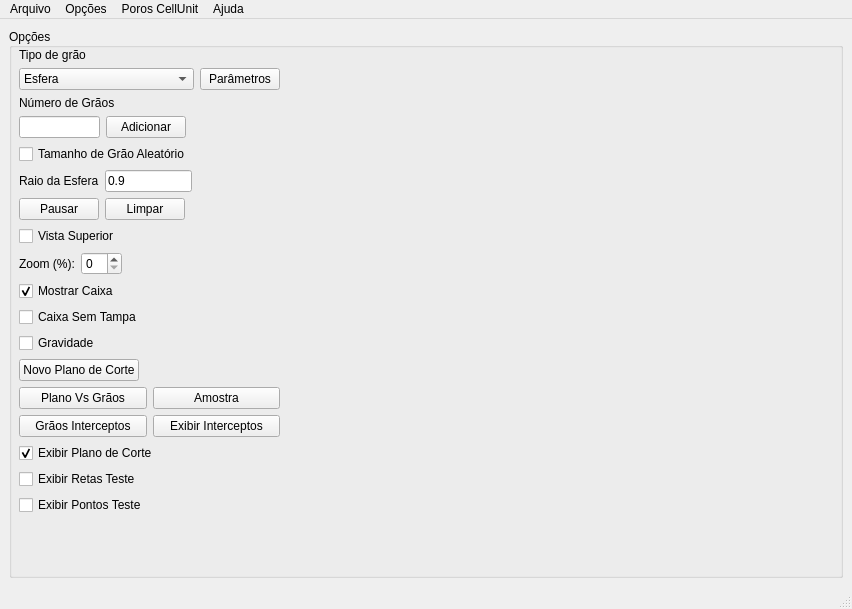
Qt form forms/gui.ui (lucassimao/Simulacao-Estereologica) before a commit.
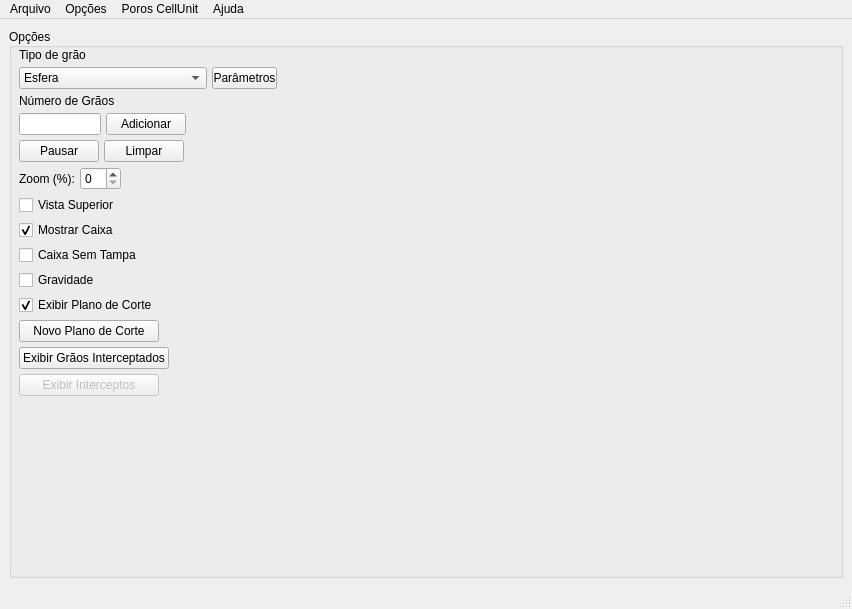
The same form after that commit. Icons and pictures are not drawn.

Commit message: Implementadao algumas alteracoes na GUI e implementado o calculo do intercepto para esferas

What changed in the file:
```diff
--- a/forms/gui.ui
+++ b/forms/gui.ui
@@ -96,10 +96,13 @@
            <x>10</x>
            <y>20</y>
            <width>261</width>
-           <height>501</height>
+           <height>553</height>
           </rect>
          </property>
          <layout class="QVBoxLayout" name="verticalLayout">
+          <property name="spacing">
+           <number>5</number>
+          </property>
           <item>
            <widget class="QLabel" name="label">
             <property name="text">
@@ -141,6 +144,12 @@
             </item>
             <item>
              <widget class="QPushButton" name="btnParametros">
+              <property name="maximumSize">
+               <size>
+                <width>65</width>
+                <height>16777215</height>
+               </size>
+              </property>
               <property name="cursor">
                <cursorShape>PointingHandCursor</cursorShape>
               </property>
@@ -205,51 +214,7 @@
            </layout>
           </item>
           <item>
-           <widget class="QCheckBox" name="checkBoxTamanhoGraoAleatorio">
-            <property name="cursor">
-             <cursorShape>PointingHandCursor</cursorShape>
-            </property>
-            <property name="text">
-             <string>Tamanho de Grão Aleatório</string>
-            </property>
-            <property name="tristate">
-             <bool>false</bool>
-            </property>
-           </widget>
-          </item>
-          <item>
-           <layout class="QHBoxLayout" name="horizontalLayout_4">
-            <item>
-             <widget class="QLabel" name="label_3">
-              <property name="text">
-               <string>Raio da Esfera</string>
-              </property>
-              <property name="buddy">
-               <cstring>textRaioEsfera</cstring>
-              </property>
-             </widget>
-            </item>
-            <item>
-             <widget class="QLineEdit" name="textRaioEsfera">
-              <property name="text">
-               <string>0.9</string>
-              </property>
-             </widget>
-            </item>
-            <item>
-             <spacer name="horizontalSpacer">
-              <property name="orientation">
-               <enum>Qt::Horizontal</enum>
-              </property>
-              <property name="sizeHint" stdset="0">
-               <size>
-                <width>108</width>
-                <height>20</height>
-               </size>
-              </property>
-             </spacer>
-            </item>
-           </layout>
+           <layout class="QHBoxLayout" name="horizontalLayout_4"/>
           </item>
           <item>
            <layout class="QHBoxLayout" name="horizontalLayout_5">
@@ -288,16 +253,6 @@
             </item>
            </layout>
           </item>
-          <item>
-           <widget class="QCheckBox" name="checkBoxVistaSuperior">
-            <property name="cursor">
-             <cursorShape>PointingHandCursor</cursorShape>
-            </property>
-            <property name="text">
-             <string>Vista Superior</string>
-            </property>
-           </widget>
-          </item>
           <item>
            <layout class="QHBoxLayout" name="horizontalLayout_6">
             <item>
@@ -329,6 +284,16 @@
             </item>
            </layout>
           </item>
+          <item>
+           <widget class="QCheckBox" name="checkBoxVistaSuperior">
+            <property name="cursor">
+             <cursorShape>PointingHandCursor</cursorShape>
+            </property>
+            <property name="text">
+             <string>Vista Superior</string>
+            </property>
+           </widget>
+          </item>
           <item>
            <widget class="QCheckBox" name="checkBoxMostrarCaixa">
             <property name="cursor">
@@ -365,10 +330,29 @@
             </property>
            </widget>
           </item>
+          <item>
+           <widget class="QCheckBox" name="checkBoxExibirPlanoDeCorte">
+            <property name="cursor">
+             <cursorShape>PointingHandCursor</cursorShape>
+            </property>
+            <property name="text">
+             <string>Exibir Plano de Corte</string>
+            </property>
+            <property name="checked">
+             <bool>true</bool>
+            </property>
+           </widget>
+          </item>
           <item>
            <layout class="QHBoxLayout" name="horizontalLayout_9">
             <item>
              <widget class="QPushButton" name="btnNovoPlanodeCorte">
+              <property name="minimumSize">
+               <size>
+                <width>140</width>
+                <height>0</height>
+               </size>
+              </property>
               <property name="cursor">
                <cursorShape>PointingHandCursor</cursorShape>
               </property>
@@ -396,40 +380,54 @@
            <layout class="QHBoxLayout" name="horizontalLayout_7">
             <item>
              <widget class="QPushButton" name="btnPlanovsGraos">
+              <property name="minimumSize">
+               <size>
+                <width>140</width>
+                <height>0</height>
+               </size>
+              </property>
               <property name="cursor">
                <cursorShape>PointingHandCursor</cursorShape>
               </property>
               <property name="text">
-               <string>Plano Vs Grãos</string>
+               <string>Exibir Grãos Interceptados</string>
               </property>
              </widget>
             </item>
             <item>
-             <widget class="QPushButton" name="btnAmostra">
-              <property name="cursor">
-               <cursorShape>PointingHandCursor</cursorShape>
+             <spacer name="horizontalSpacer_9">
+              <property name="orientation">
+               <enum>Qt::Horizontal</enum>
               </property>
-              <property name="text">
-               <string>Amostra</string>
+              <property name="sizeHint" stdset="0">
+               <size>
+                <width>40</width>
+                <height>20</height>
+               </size>
               </property>
-             </widget>
+             </spacer>
             </item>
            </layout>
           </item>
           <item>
            <layout class="QHBoxLayout" name="horizontalLayout_8">
-            <item>
-             <widget class="QPushButton" name="btnGraosInterceptos">
-              <property name="cursor">
-               <cursorShape>PointingHandCursor</cursorShape>
-              </property>
-              <property name="text">
-               <string>Grãos Interceptos</string>
-              </property>
-             </widget>
-            </item>
             <item>
              <widget class="QPushButton" name="btnExibirInterceptos">
+              <property name="enabled">
+               <bool>false</bool>
+              </property>
+              <property name="sizePolicy">
+               <sizepolicy hsizetype="Minimum" vsizetype="Minimum">
+                <horstretch>0</horstretch>
+                <verstretch>0</verstretch>
+               </sizepolicy>
+              </property>
+              <property name="minimumSize">
+               <size>
+                <width>140</width>
+                <height>20</height>
+               </size>
+              </property>
               <property name="cursor">
                <cursorShape>PointingHandCursor</cursorShape>
               </property>
@@ -438,41 +436,21 @@
               </property>
              </widget>
             </item>
+            <item>
+             <spacer name="horizontalSpacer_8">
+              <property name="orientation">
+               <enum>Qt::Horizontal</enum>
+              </property>
+              <property name="sizeHint" stdset="0">
+               <size>
+                <width>40</width>
+                <height>20</height>
+               </size>
+              </property>
+             </spacer>
+            </item>
            </layout>
           </item>
-          <item>
-           <widget class="QCheckBox" name="checkBoxExibirPlanoDeCorte">
-            <property name="cursor">
-             <cursorShape>PointingHandCursor</cursorShape>
-            </property>
-            <property name="text">
-             <string>Exibir Plano de Corte</string>
-            </property>
-            <property name="checked">
-             <bool>true</bool>
-            </property>
-           </widget>
-          </item>
-          <item>
-           <widget class="QCheckBox" name="checkBoxExibirRetasTeste">
-            <property name="cursor">
-             <cursorShape>PointingHandCursor</cursorShape>
-            </property>
-            <property name="text">
-             <string>Exibir Retas Teste</string>
-            </property>
-           </widget>
-          </item>
-          <item>
-           <widget class="QCheckBox" name="checkBoxExibirPontosTeste">
-            <property name="cursor">
-             <cursorShape>PointingHandCursor</cursorShape>
-            </property>
-            <property name="text">
-             <string>Exibir Pontos Teste</string>
-            </property>
-           </widget>
-          </item>
           <item>
            <spacer name="verticalSpacer">
             <property name="orientation">
@@ -481,7 +459,7 @@
             <property name="sizeHint" stdset="0">
              <size>
               <width>20</width>
-              <height>40</height>
+              <height>0</height>
              </size>
             </property>
            </spacer>
```
Left out of the diff: 16 changed lines with no effect on the pictures. The commit also changes 33 other files.
